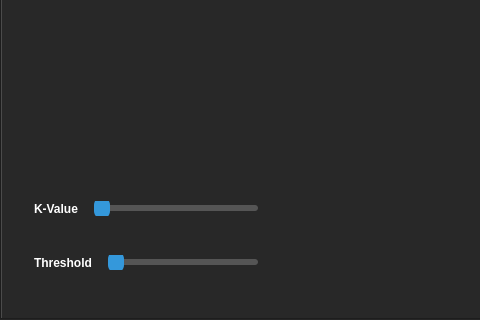
First picture: the form in MainWindow.ui, repository fadymohsen/VisionWithHarrisSIFT, before the edit; both pictures show x 0 to 480 and y 365 to 685 of the 983 by 685 pixel window.
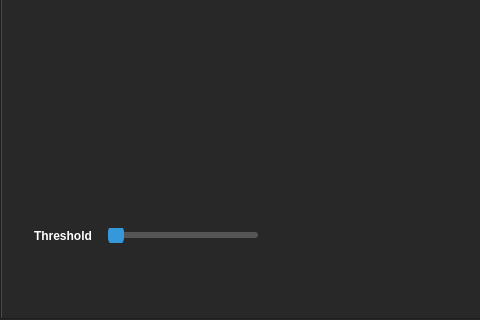
Second picture: the form after the edit. Custom widgets are drawn as their Qt base class.

The edit to the form file:
```diff
--- a/MainWindow.ui
+++ b/MainWindow.ui
@@ -1083,115 +1083,6 @@
           </item>
           <item>
            <layout class="QVBoxLayout" name="verticalLayout_20">
-            <item>
-             <layout class="QHBoxLayout" name="horizontalLayout_22">
-              <item>
-               <widget class="QLabel" name="label_23">
-                <property name="sizePolicy">
-                 <sizepolicy hsizetype="Fixed" vsizetype="Preferred">
-                  <horstretch>0</horstretch>
-                  <verstretch>0</verstretch>
-                 </sizepolicy>
-                </property>
-                <property name="text">
-                 <string>K-Value</string>
-                </property>
-               </widget>
-              </item>
-              <item>
-               <spacer name="horizontalSpacer_40">
-                <property name="orientation">
-                 <enum>Qt::Horizontal</enum>
-                </property>
-                <property name="sizeType">
-                 <enum>QSizePolicy::Fixed</enum>
-                </property>
-                <property name="sizeHint" stdset="0">
-                 <size>
-                  <width>10</width>
-                  <height>20</height>
-                 </size>
-                </property>
-               </spacer>
-              </item>
-              <item>
-               <widget class="QSlider" name="horizontalSlider_5">
-                <property name="sizePolicy">
-                 <sizepolicy hsizetype="Maximum" vsizetype="Fixed">
-                  <horstretch>0</horstretch>
-                  <verstretch>0</verstretch>
-                 </sizepolicy>
-                </property>
-                <property name="minimumSize">
-                 <size>
-                  <width>150</width>
-                  <height>0</height>
-                 </size>
-                </property>
-                <property name="maximumSize">
-                 <size>
-                  <width>300</width>
-                  <height>16777215</height>
-                 </size>
-                </property>
-                <property name="orientation">
-                 <enum>Qt::Horizontal</enum>
-                </property>
-               </widget>
-              </item>
-              <item>
-               <spacer name="horizontalSpacer_41">
-                <property name="orientation">
-                 <enum>Qt::Horizontal</enum>
-                </property>
-                <property name="sizeType">
-                 <enum>QSizePolicy::Fixed</enum>
-                </property>
-                <property name="sizeHint" stdset="0">
-                 <size>
-                  <width>10</width>
-                  <height>20</height>
-                 </size>
-                </property>
-               </spacer>
-              </item>
-              <item>
-               <widget class="QLabel" name="label_24">
-                <property name="minimumSize">
-                 <size>
-                  <width>25</width>
-                  <height>25</height>
-                 </size>
-                </property>
-                <property name="maximumSize">
-                 <size>
-                  <width>25</width>
-                  <height>25</height>
-                 </size>
-                </property>
-                <property name="text">
-                 <string/>
-                </property>
-               </widget>
-              </item>
-             </layout>
-            </item>
-            <item>
-             <spacer name="verticalSpacer_19">
-              <property name="orientation">
-               <enum>Qt::Vertical</enum>
-              </property>
-              <property name="sizeType">
-               <enum>QSizePolicy::Fixed</enum>
-              </property>
-              <property name="sizeHint" stdset="0">
-               <size>
-                <width>20</width>
-                <height>10</height>
-               </size>
-              </property>
-             </spacer>
-            </item>
             <item>
              <layout class="QHBoxLayout" name="horizontalLayout_23">
               <item>
```
